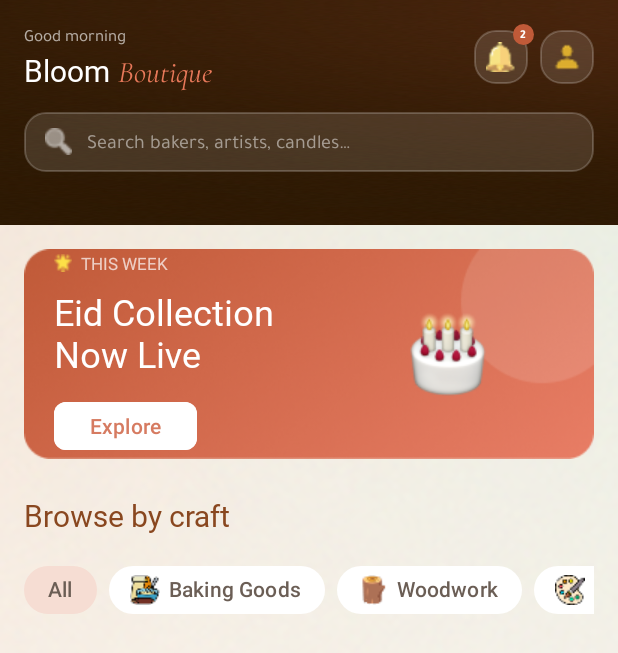
After one commit to eya568/SoukHiraf, an Android app: the layout activity_home_owner.xml on its own in the app's theme, with its tools: preview values and no code run, on a phone screen of 412 x 824 dp. The commit adds this screen. Shown: the top 653 px of the screen. Run offline under Robolectric (Android 15) with nearby library versions, the phone set to English and light mode, and no system bars.

Commit message:
Add shop-owner-focused home screen
Add artisan data and RecyclerView components, new marketplace UI assets and layouts, and update HomeActivity to display the artisan discovery screen with search and craft categories.

```diff
--- /dev/null
+++ b/app/src/main/java/com/example/myapplication/Artisan.java
@@ -0,0 +1,31 @@
+package com.example.myapplication;
+
+public class Artisan {
+    private String name;
+    private String craft;
+    private String rating;
+    private String price;
+    private int imageResId;
+    public Artisan(String name, String craft, String rating, String price, int imageResId) {
+        this.name = name;
+        this.craft = craft;
+        this.rating = rating;
+        this.price = price;
+        this.imageResId = imageResId;
+    }
+    public String getName() {
+        return name;
+    }
+    public String getCraft() {
+        return craft;
+    }
+    public String getRating() {
+        return rating;
+    }
+    public String getPrice() {
+        return price;
+    }
+    public int getImageResId() {
+        return imageResId;
+    }
+}
--- /dev/null
+++ b/app/src/main/java/com/example/myapplication/ArtisanAdapter.java
@@ -0,0 +1,65 @@
+package com.example.myapplication;
+
+import android.view.LayoutInflater;
+import android.view.View;
+import android.view.ViewGroup;
+import android.widget.ImageView;
+import android.widget.TextView;
+import androidx.annotation.NonNull;
+import androidx.recyclerview.widget.RecyclerView;
+import java.util.List;
+
+// We extend RecyclerView.Adapter and specify that it uses our custom ViewHolder
+public class ArtisanAdapter extends RecyclerView.Adapter<ArtisanAdapter.ArtisanViewHolder> {
+
+    private List<Artisan> artisanList;
+
+    // Constructor: We pass the list of data when we create the adapter
+    public ArtisanAdapter(List<Artisan> artisanList) {
+        this.artisanList = artisanList;
+    }
+
+    // 1. onCreateViewHolder: This creates the empty "card" layout from your XML
+    @NonNull
+    @Override
+    public ArtisanViewHolder onCreateViewHolder(@NonNull ViewGroup parent, int viewType) {
+        // We "inflate" (build) the item_artisan_card.xml
+        View view = LayoutInflater.from(parent.getContext()).inflate(R.layout.item_artisan_card, parent, false);
+        return new ArtisanViewHolder(view);
+    }
+
+    // 2. onBindViewHolder: This takes the data and puts it inside the empty card
+    @Override
+    public void onBindViewHolder(@NonNull ArtisanViewHolder holder, int position) {
+        // Get the specific artisan for this row (position)
+        Artisan currentArtisan = artisanList.get(position);
+
+        // Set the data into the TextViews and ImageView
+        holder.tvName.setText(currentArtisan.getName());
+        holder.tvCraft.setText(currentArtisan.getCraft());
+        holder.tvPrice.setText(currentArtisan.getPrice());
+        holder.ivImage.setImageResource(currentArtisan.getImageResId());
+    }
+
+    // 3. getItemCount: Tells the RecyclerView how many items are in the list
+    @Override
+    public int getItemCount() {
+        return artisanList.size();
+    }
+
+    // This is the ViewHolder class.
+    // It holds the references to the views inside your XML so you don't have to find them every time you scroll.
+    public static class ArtisanViewHolder extends RecyclerView.ViewHolder {
+        TextView tvName, tvCraft, tvPrice;
+        ImageView ivImage;
+
+        public ArtisanViewHolder(@NonNull View itemView) {
+            super(itemView);
+            // Connect the Java variables to the XML IDs
+            tvName = itemView.findViewById(R.id.tvArtisanName);
+            tvCraft = itemView.findViewById(R.id.tvArtisanCraft);
+            tvPrice = itemView.findViewById(R.id.tvArtisanPrice);
+            ivImage = itemView.findViewById(R.id.ivArtisanImage);
+        }
+    }
+}
--- a/app/src/main/java/com/example/myapplication/HomeActivity.java
+++ b/app/src/main/java/com/example/myapplication/HomeActivity.java
@@ -14,7 +14,7 @@ public class HomeActivity extends AppCompatActivity {
     protected void onCreate(Bundle savedInstanceState) {
         super.onCreate(savedInstanceState);
         EdgeToEdge.enable(this);
-        setContentView(R.layout.activity_home);
+        setContentView(R.layout.activity_home_owner);
         ViewCompat.setOnApplyWindowInsetsListener(findViewById(R.id.main), (v, insets) -> {
             Insets systemBars = insets.getInsets(WindowInsetsCompat.Type.systemBars());
             v.setPadding(systemBars.left, systemBars.top, systemBars.right, systemBars.bottom);
--- /dev/null
+++ b/app/src/main/res/drawable/bg_badge.xml
@@ -0,0 +1,5 @@
+<?xml version="1.0" encoding="utf-8"?>
+<shape xmlns:android="http://schemas.android.com/apk/res/android"
+    android:shape="oval">
+    <solid android:color="@color/primary" />
+</shape>
--- /dev/null
+++ b/app/src/main/res/drawable/bg_search_bar.xml
@@ -0,0 +1,7 @@
+<?xml version="1.0" encoding="utf-8"?>
+<shape xmlns:android="http://schemas.android.com/apk/res/android"
+    android:shape="rectangle">
+    <solid android:color="#1FFFFFFF" />
+    <corners android:radius="14dp" />
+    <stroke android:width="1dp" android:color="#33FFFFFF" />
+</shape>
--- a/app/src/main/res/layout/activity_home.xml
+++ /dev/null
@@ -1,10 +0,0 @@
-<?xml version="1.0" encoding="utf-8"?>
-<androidx.constraintlayout.widget.ConstraintLayout xmlns:android="http://schemas.android.com/apk/res/android"
-    xmlns:app="http://schemas.android.com/apk/res-auto"
-    xmlns:tools="http://schemas.android.com/tools"
-    android:id="@+id/main"
-    android:layout_width="match_parent"
-    android:layout_height="match_parent"
-    tools:context=".HomeActivity">
-
-</androidx.constraintlayout.widget.ConstraintLayout>
--- /dev/null
+++ b/app/src/main/res/layout/activity_home_owner.xml
@@ -0,0 +1,340 @@
+<?xml version="1.0" encoding="utf-8"?>
+<LinearLayout xmlns:android="http://schemas.android.com/apk/res/android"
+    xmlns:app="http://schemas.android.com/apk/res-auto"
+    xmlns:tools="http://schemas.android.com/tools"
+    android:id="@+id/main"
+    android:layout_width="match_parent"
+    android:layout_height="match_parent"
+    android:background="@drawable/default_background"
+    android:orientation="vertical"
+    tools:context=".HomeActivity">
+
+    <LinearLayout
+        android:layout_width="match_parent"
+        android:layout_height="150dp"
+        android:background="@drawable/loading_background"
+        android:clipChildren="false"
+        android:clipToPadding="false"
+        android:orientation="vertical"
+        android:paddingStart="16dp"
+        android:paddingTop="16dp"
+        android:paddingEnd="16dp"
+        android:paddingBottom="16dp"
+        android:shape="rectangle">
+
+        <LinearLayout
+            android:layout_width="match_parent"
+            android:layout_height="wrap_content"
+            android:clipChildren="false"
+            android:gravity="center_vertical"
+            android:orientation="horizontal">
+
+            <LinearLayout
+                android:layout_width="0dp"
+                android:layout_height="wrap_content"
+                android:layout_weight="1"
+                android:orientation="vertical">
+
+                <TextView
+                    android:layout_width="wrap_content"
+                    android:layout_height="wrap_content"
+                    android:alpha="0.65"
+                    android:fontFamily="@font/tajawal_regular"
+                    android:text="@string/good_morning"
+                    android:textColor="@color/white"
+                    android:textSize="11sp" />
+
+                <LinearLayout
+                    android:layout_width="wrap_content"
+                    android:layout_height="wrap_content"
+                    android:orientation="horizontal">
+
+                    <TextView
+                        android:layout_width="wrap_content"
+                        android:layout_height="wrap_content"
+                        android:fontFamily="@font/cormorant_garamond_regular"
+                        android:text="@string/bloom"
+                        android:textColor="@color/white"
+                        android:textSize="20sp" />
+
+                    <TextView
+                        android:layout_width="wrap_content"
+                        android:layout_height="wrap_content"
+                        android:layout_marginStart="5dp"
+                        android:fontFamily="@font/cormorant_garamond_italic"
+                        android:text="@string/boutique"
+                        android:textColor="#E8795A"
+                        android:textSize="20sp" />
+                </LinearLayout>
+            </LinearLayout>
+
+            <FrameLayout
+                android:id="@+id/btnNotifications"
+                android:layout_width="36dp"
+                android:layout_height="36dp"
+                android:background="@drawable/bg_search_bar"
+                android:clickable="true"
+                android:clipChildren="false"
+                android:focusable="true">
+
+                <ImageView
+                    android:layout_width="20dp"
+                    android:layout_height="20dp"
+                    android:layout_gravity="center"
+                    android:contentDescription="@null"
+                    android:src="@drawable/ic_notification" />
+
+                <TextView
+                    android:id="@+id/tvBadge"
+                    android:layout_width="14dp"
+                    android:layout_height="14dp"
+                    android:layout_gravity="top|end"
+                    android:layout_marginTop="-4dp"
+                    android:layout_marginEnd="-4dp"
+                    android:background="@drawable/bg_badge"
+                    android:fontFamily="@font/tajawal_bold"
+                    android:gravity="center"
+                    android:text="2"
+                    android:textColor="@color/white"
+                    android:textSize="8sp" />
+            </FrameLayout>
+
+            <FrameLayout
+                android:id="@+id/btnProfile"
+                android:layout_width="36dp"
+                android:layout_height="36dp"
+                android:layout_marginStart="8dp"
+                android:background="@drawable/bg_search_bar"
+                android:clickable="true"
+                android:focusable="true">
+
+                <ImageView
+                    android:layout_width="20dp"
+                    android:layout_height="20dp"
+                    android:layout_gravity="center"
+                    android:contentDescription="@null"
+                    android:src="@drawable/ic_profile" />
+            </FrameLayout>
+        </LinearLayout>
+
+        <LinearLayout
+            android:layout_width="match_parent"
+            android:layout_height="40dp"
+            android:layout_marginTop="14dp"
+            android:background="@drawable/bg_search_bar"
+            android:gravity="center_vertical"
+            android:orientation="horizontal"
+            android:paddingStart="14dp"
+            android:paddingEnd="14dp">
+
+            <ImageView
+                android:layout_width="18dp"
+                android:layout_height="18dp"
+                android:alpha="0.6"
+                android:contentDescription="@null"
+                android:src="@drawable/ic_search"
+                app:tint="@color/white" />
+
+            <EditText
+                android:id="@+id/etSearch"
+                android:layout_width="match_parent"
+                android:layout_height="match_parent"
+                android:layout_marginStart="10dp"
+                android:autofillHints="@null"
+                android:background="@null"
+                android:fontFamily="@font/tajawal_regular"
+                android:hint="@string/search_hint"
+                android:imeOptions="actionSearch"
+                android:inputType="text"
+                android:maxLines="1"
+                android:textColor="@color/white"
+                android:textColorHint="#80FFFFFF"
+                android:textSize="13sp" />
+        </LinearLayout>
+    </LinearLayout>
+
+    <ScrollView
+        android:layout_width="match_parent"
+        android:layout_height="0dp"
+        android:layout_weight="1"
+        android:fillViewport="true"
+        android:overScrollMode="never">
+
+        <LinearLayout
+            android:id="@+id/contentContainer"
+            android:layout_width="match_parent"
+            android:layout_height="wrap_content"
+            android:orientation="vertical"
+            android:paddingStart="16dp"
+            android:paddingTop="16dp"
+            android:paddingEnd="16dp"
+            android:paddingBottom="16dp">
+            <androidx.constraintlayout.widget.ConstraintLayout
+                android:layout_width="match_parent"
+                android:layout_height="140dp"
+                android:background="@drawable/circle_card">
+
+                <LinearLayout
+                    android:id="@+id/linearLayout"
+                    android:layout_width="wrap_content"
+                    android:layout_height="wrap_content"
+                    android:layout_marginStart="20dp"
+                    android:orientation="vertical"
+                    app:layout_constraintBottom_toBottomOf="parent"
+                    app:layout_constraintStart_toStartOf="parent"
+                    app:layout_constraintTop_toTopOf="parent">
+
+                    <LinearLayout
+                        android:layout_width="wrap_content"
+                        android:layout_height="wrap_content"
+                        android:gravity="center_vertical"
+                        android:orientation="horizontal">
+
+                        <ImageView
+                            android:layout_width="12dp"
+                            android:layout_height="12dp"
+                            android:src="@drawable/ic_star"
+                            app:tint="#FDE047" />
+
+                        <TextView
+                            android:layout_width="wrap_content"
+                            android:layout_height="wrap_content"
+                            android:layout_marginStart="6dp"
+                            android:text="THIS WEEK"
+                            android:textColor="#B3FFFFFF"
+                            android:textSize="11sp" />
+                    </LinearLayout>
+
+                    <TextView
+                        android:layout_width="wrap_content"
+                        android:layout_height="wrap_content"
+                        android:layout_marginTop="8dp"
+                        android:fontFamily="@font/cormorant_garamond_semi_bold"
+                        android:text="Eid Collection&#10;Now Live"
+                        android:textColor="@color/white"
+                        android:textSize="24sp" />
+
+                    <com.google.android.material.button.MaterialButton
+                        android:id="@+id/btnExplore"
+                        android:layout_width="wrap_content"
+                        android:layout_height="36dp"
+                        android:layout_marginTop="16dp"
+                        android:backgroundTint="@color/white"
+                        android:insetTop="0dp"
+                        android:insetBottom="4dp"
+                        android:text="Explore"
+                        android:textColor="#D67B61"
+                        app:cornerRadius="8dp" />
+                </LinearLayout>
+
+                <ImageView
+                    android:id="@+id/imageView5"
+                    android:layout_width="wrap_content"
+                    android:layout_height="wrap_content"
+                    android:layout_marginStart="88dp"
+                    android:layout_marginTop="42dp"
+                    app:layout_constraintStart_toEndOf="@+id/linearLayout"
+                    app:layout_constraintTop_toTopOf="parent"
+                    app:srcCompat="@drawable/ic_cake" />
+
+            </androidx.constraintlayout.widget.ConstraintLayout>
+
+            <TextView
+                android:layout_width="wrap_content"
+                android:layout_height="wrap_content"
+                android:layout_marginTop="24dp"
+                android:fontFamily="@font/cormorant_garamond_bold"
+                android:text="Browse by craft"
+                android:textColor="@color/tertiary"
+                android:textSize="20sp"/>
+
+            <HorizontalScrollView
+                android:layout_width="match_parent"
+                android:layout_height="wrap_content"
+                android:layout_marginTop="12dp"
+                android:scrollbars="none"
+                android:overScrollMode="never">
+
+                <com.google.android.material.chip.ChipGroup
+                    android:id="@+id/chipGroupMaking"
+                    android:layout_width="wrap_content"
+                    android:layout_height="wrap_content"
+                    app:singleSelection="true"
+                    app:selectionRequired="true"> <!-- Change to TRUE and WRAP_CONTENT -->
+
+                    <!-- NEW: The "All" Chip -->
+                    <com.google.android.material.chip.Chip
+                        android:id="@+id/chipAll"
+                        style="@style/SoukChipStyle"
+                        android:layout_width="wrap_content"
+                        android:layout_height="wrap_content"
+                        android:checked="true"
+                        android:text="All" />
+
+                    <!-- The rest of the copied chips -->
+                    <com.google.android.material.chip.Chip
+                        android:id="@+id/chipBakingGoods"
+                        style="@style/SoukChipStyle"
+                        android:layout_width="wrap_content"
+                        android:layout_height="wrap_content"
+                        android:text="@string/source_baking_goods"
+                        app:chipIcon="@drawable/ic_baking" />
+
+                    <com.google.android.material.chip.Chip
+                        android:id="@+id/chipWoodwork"
+                        style="@style/SoukChipStyle"
+                        android:layout_width="wrap_content"
+                        android:layout_height="wrap_content"
+                        android:text="@string/source_woodwork"
+                        app:chipIcon="@drawable/ic_woodwork" />
+
+                    <com.google.android.material.chip.Chip
+                        android:id="@+id/chipArt"
+                        style="@style/SoukChipStyle"
+                        android:layout_width="wrap_content"
+                        android:layout_height="wrap_content"
+                        android:text="@string/source_art"
+                        app:chipIcon="@drawable/ic_art" />
+
+                    <com.google.android.material.chip.Chip
+                        android:id="@+id/chipTextiles"
+                        style="@style/SoukChipStyle"
+                        android:layout_width="wrap_content"
+                        android:layout_height="wrap_content"
+                        android:text="@string/source_textiles"
+                        app:chipIcon="@drawable/ic_textiles" />
+
+                    <com.google.android.material.chip.Chip
+                        android:id="@+id/chipJewelry"
+                        style="@style/SoukChipStyle"
+                        android:layout_width="wrap_content"
+                        android:layout_height="wrap_content"
+                        android:text="@string/source_jewelry"
+                        app:chipIcon="@drawable/ic_jewelery" />
+
+                    <com.google.android.material.chip.Chip
+                        android:id="@+id/chipCandles"
+                        style="@style/SoukChipStyle"
+                        android:layout_width="wrap_content"
+                        android:layout_height="wrap_content"
+                        android:text="@string/source_candles"
+                        app:chipIcon="@drawable/ic_candles" />
+
+                    <com.google.android.material.chip.Chip
+                        android:id="@+id/chipCeramic"
+                        style="@style/SoukChipStyle"
+                        android:layout_width="wrap_content"
+                        android:layout_height="wrap_content"
+                        android:text="@string/source_ceramic"
+                        app:chipIcon="@drawable/ic_ceramic" />
+
+                </com.google.android.material.chip.ChipGroup>
+
+            </HorizontalScrollView>
+
+
+        </LinearLayout>
+
+    </ScrollView>
+
+</LinearLayout>
--- /dev/null
+++ b/app/src/main/res/layout/item_artisan_card.xml
@@ -0,0 +1,74 @@
+<?xml version="1.0" encoding="utf-8"?>
+<androidx.cardview.widget.CardView xmlns:android="http://schemas.android.com/apk/res/android"
+    xmlns:app="http://schemas.android.com/apk/res-auto"
+    android:layout_width="match_parent"
+    android:layout_height="wrap_content"
+    android:layout_margin="8dp"
+    app:cardCornerRadius="16dp"
+    app:cardElevation="2dp"
+    app:cardBackgroundColor="@color/white">
+
+    <LinearLayout
+        android:layout_width="match_parent"
+        android:layout_height="wrap_content"
+        android:orientation="vertical">
+
+        <ImageView
+            android:id="@+id/ivArtisanImage"
+            android:layout_width="match_parent"
+            android:layout_height="120dp"
+            android:scaleType="centerCrop"
+            android:src="@drawable/placeholder_image" />
+
+        <LinearLayout
+            android:layout_width="match_parent"
+            android:layout_height="wrap_content"
+            android:orientation="vertical"
+            android:padding="12dp">
+
+            <TextView
+                android:id="@+id/tvArtisanName"
+                android:layout_width="wrap_content"
+                android:layout_height="wrap_content"
+                android:text="Amira's Kitchen"
+                android:textColor="@color/tertiary"
+                android:textSize="14sp"
+                android:textStyle="bold" />
+
+            <TextView
+                android:id="@+id/tvArtisanCraft"
+                android:layout_width="wrap_content"
+                android:layout_height="wrap_content"
+                android:layout_marginTop="2dp"
+                android:text="Home Baker"
+                android:textColor="@color/sub_text"
+                android:textSize="12sp" />
+
+            <LinearLayout
+                android:layout_width="match_parent"
+                android:layout_height="wrap_content"
+                android:layout_marginTop="8dp"
+                android:gravity="center_vertical"
+                android:orientation="horizontal">
+
+                <TextView
+                    android:layout_width="wrap_content"
+                    android:layout_height="wrap_content"
+                    android:text="★★★★★"
+                    android:textColor="@color/primary"
+                    android:textSize="12sp" />
+
+                <TextView
+                    android:id="@+id/tvArtisanPrice"
+                    android:layout_width="0dp"
+                    android:layout_height="wrap_content"
+                    android:layout_weight="1"
+                    android:gravity="end"
+                    android:text="35 DT+"
+                    android:textColor="@color/tertiary"
+                    android:textSize="12sp"
+                    android:textStyle="bold" />
+            </LinearLayout>
+        </LinearLayout>
+    </LinearLayout>
+</androidx.cardview.widget.CardView>
--- a/app/src/main/res/values/strings.xml
+++ b/app/src/main/res/values/strings.xml
@@ -70,4 +70,9 @@
     <string name="welcome_to_souk_hirfa_nyour_account_has_been_created_ndiscover_artisans_near_you">Welcome to Souk Hirfa.\nYour account has been created.\nDiscover artisans near you.</string>
     <string name="you_re_in">You\'re in!</string>
     <string name="success_celebration">Success celebration</string>
+    <string name="bloom_boutique">Bloom Boutique</string>
+    <string name="good_morning">Good morning</string>
+    <string name="bloom">Bloom</string>
+    <string name="boutique">Boutique</string>
+    <string name="search_hint">Search bakers, artists, candles…</string>
 </resources>
```
Also changed, not shown: app/src/main/res/drawable/circle_card.png (added), app/src/main/res/drawable/ic_cake.png (added), app/src/main/res/drawable/ic_notification.png (added), app/src/main/res/drawable/ic_profile.png (added), app/src/main/res/drawable/ic_search.png (added), app/src/main/res/drawable/ic_star.png (added), app/src/main/res/drawable/placeholder_image.png (added), 1 other file.
